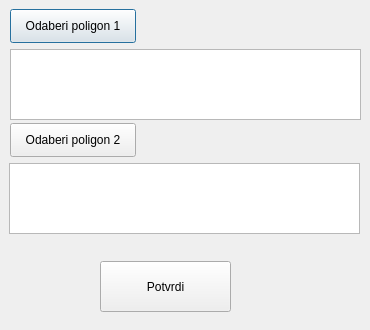
The window that algoritmi_studentski_projekti/WeilerAthertonDialog.ui (backspacer303/WeilerAthertonPolygonClipping) describes before a commit, drawn with Qt 5.
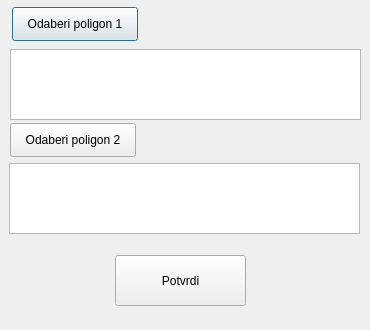
The same window after the commit.

```diff
--- a/algoritmi_studentski_projekti/WeilerAthertonDialog.ui
+++ b/algoritmi_studentski_projekti/WeilerAthertonDialog.ui
@@ -13,19 +13,6 @@
   <property name="windowTitle">
    <string>Dialog</string>
   </property>
-  <widget class="QPushButton" name="dugme_odabir_poligona_1">
-   <property name="geometry">
-    <rect>
-     <x>10</x>
-     <y>9</y>
-     <width>126</width>
-     <height>34</height>
-    </rect>
-   </property>
-   <property name="text">
-    <string>Odaberi poligon 1</string>
-   </property>
-  </widget>
   <widget class="QTextBrowser" name="prikaz_imena_datoteke_1">
    <property name="geometry">
     <rect>
@@ -46,6 +33,19 @@
     </rect>
    </property>
   </widget>
+  <widget class="QPushButton" name="dugme_odabir_poligona_1">
+   <property name="geometry">
+    <rect>
+     <x>12</x>
+     <y>7</y>
+     <width>126</width>
+     <height>34</height>
+    </rect>
+   </property>
+   <property name="text">
+    <string>Odaberi poligon 1</string>
+   </property>
+  </widget>
   <widget class="QPushButton" name="dugme_odabir_poligona_2">
    <property name="geometry">
     <rect>
@@ -62,8 +62,8 @@
   <widget class="QPushButton" name="dugme_potvrdi">
    <property name="geometry">
     <rect>
-     <x>100</x>
-     <y>261</y>
+     <x>115</x>
+     <y>255</y>
      <width>131</width>
      <height>51</height>
     </rect>
```
